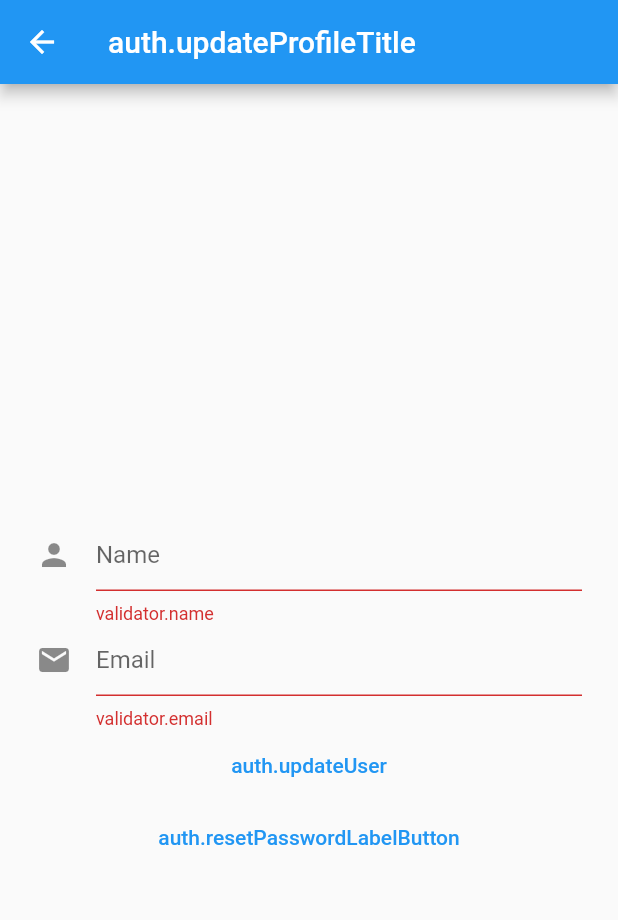
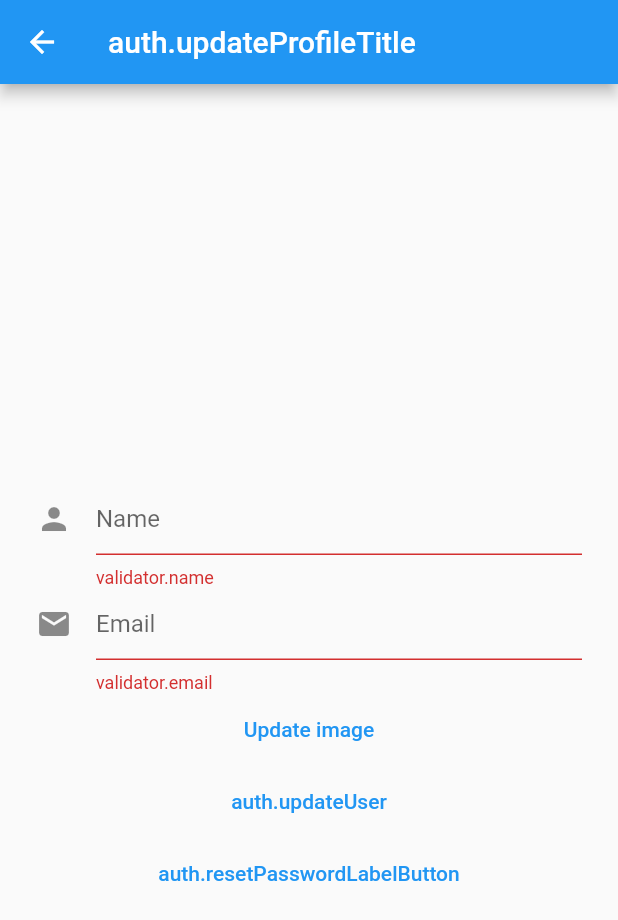
Before and after one commit to sbs-app/mobile-app, a Flutter app: the UpdateProfileUI screen opened directly, after a tap on "auth.updateUser", on a phone screen of 412 x 824 dp. Shown: the top 920 px of the screen. Run offline on Flutter 3.47's test engine with Material 2 defaults, Android fonts, the phone set to English and light mode, and no system bars; our stand-ins replace cloud_firestore, firebase_auth, firebase_core, firebase_storage, get, get_storage and 2 more; missing offline and left inert: slide_digital_clock; accounts and stored records are empty; network calls fail.

Commit message:
ui changes

```diff
--- a/lib/constants/app_routes.dart
+++ b/lib/constants/app_routes.dart
@@ -7,7 +7,7 @@ class AppRoutes {
   static final routes = [
     GetPage(name: '/login', page: () => LoginUI()),
     GetPage(name: '/signup', page: () => const SignUpUI()),
-    GetPage(name: '/home', page: () => const HomeUI()),
+    GetPage(name: '/home', page: () => HomeUI()),
     GetPage(name: '/settings', page: () => SettingsUI()),
     GetPage(name: '/reset-password', page: () => ResetPasswordUI()),
     GetPage(name: '/update-profile', page: () => UpdateProfileUI()),
--- a/lib/controllers/auth_controller.dart
+++ b/lib/controllers/auth_controller.dart
@@ -53,7 +53,7 @@ class AuthController extends GetxController {
       // Send to signin
       Get.offAll(LoginUI());
     } else {
-      Get.offAll(const HomeUI());
+      Get.offAll(HomeUI());
     }
   }
 
--- a/lib/ui/auth/update_profile.dart
+++ b/lib/ui/auth/update_profile.dart
@@ -1,6 +1,10 @@
+import 'dart:io';
+
+import 'package:firebase_storage/firebase_storage.dart';
 import 'package:flutter/material.dart';
 import 'package:flutter/services.dart';
 import 'package:get/get.dart';
+import 'package:image_picker/image_picker.dart';
 import 'package:studentapp/models/models.dart';
 import 'package:studentapp/helpers/helpers.dart';
 import 'package:studentapp/controllers/controllers.dart';
@@ -11,6 +15,9 @@ class UpdateProfileUI extends StatelessWidget {
 
   final AuthController authController = AuthController.to;
   final GlobalKey<FormState> _formKey = GlobalKey<FormState>();
+
+  String imageURL = ""; // Holds URL to uploaded image.
+  final FirebaseStorage _storage = FirebaseStorage.instance;
 
   @override
   Widget build(BuildContext context) {
@@ -49,6 +56,22 @@ class UpdateProfileUI extends StatelessWidget {
                     onSaved: (value) =>
                         authController.emailController.text = value!,
                   ),
+                  TextButton(
+                      onPressed: () async {
+                        final ImagePicker picker = ImagePicker();
+                        XFile? image =
+                            await picker.pickImage(source: ImageSource.gallery);
+                        Reference ref =
+                            _storage.ref().child("image-${DateTime.now()}");
+                        showLoadingIndicator();
+                        TaskSnapshot uploadTask =
+                            await ref.putFile(File(image!.path));
+                        imageURL = await uploadTask.ref.getDownloadURL();
+                        hideLoadingIndicator();
+                        Get.snackbar(
+                            'Profile Image', 'Your image was uploaded!');
+                      },
+                      child: Text("Update image")),
                   // FormVerticalSpace(),
                   TextButton(
                       child: Text('auth.updateUser'.tr),
@@ -61,8 +84,7 @@ class UpdateProfileUI extends StatelessWidget {
                               name: authController.nameController.text,
                               email: authController.emailController.text,
                               type: userTypes[0], // student
-                              photoUrl:
-                                  authController.firestoreUser.value!.photoUrl);
+                              photoUrl: imageURL);
                           _updateUserConfirm(context, updatedUser,
                               authController.firestoreUser.value!.email);
                         }
```
Also changed, not shown: lib/ui/home.dart (+60 -19 lines).
